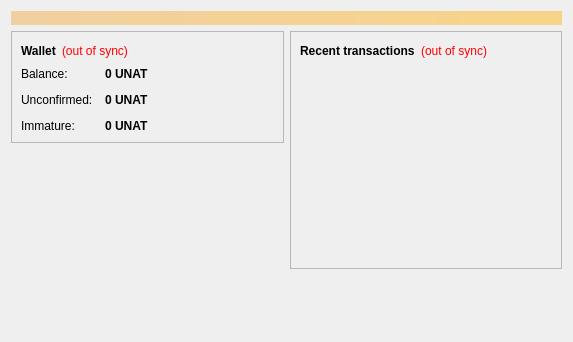
Unattainium/Unattainium-Fork, file Unattainium-master/src/qt/forms/overviewpage.ui: the form before one commit.
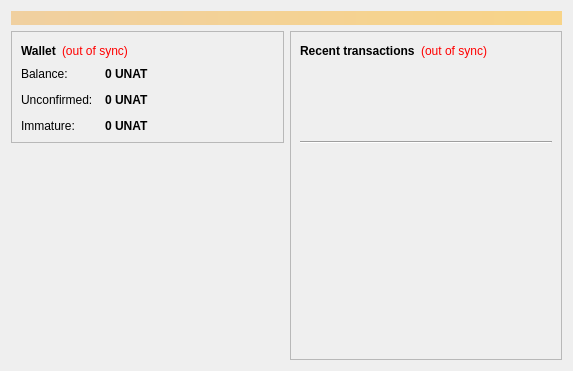
The form after the commit. Icons and pictures are not drawn. Custom widgets are drawn as their Qt base class.

```diff
--- a/Unattainium-master/src/qt/forms/overviewpage.ui
+++ b/Unattainium-master/src/qt/forms/overviewpage.ui
@@ -7,7 +7,7 @@
     <x>0</x>
     <y>0</y>
     <width>573</width>
-    <height>342</height>
+    <height>351</height>
    </rect>
   </property>
   <property name="windowTitle">
@@ -293,6 +293,23 @@
             </property>
            </widget>
           </item>
+          <item>
+           <widget class="Line" name="line">
+            <property name="orientation">
+             <enum>Qt::Horizontal</enum>
+            </property>
+           </widget>
+          </item>
+          <item>
+           <widget class="QCustomPlot" name="diffplot" native="true">
+            <property name="minimumSize">
+             <size>
+              <width>0</width>
+              <height>200</height>
+             </size>
+            </property>
+           </widget>
+          </item>
          </layout>
         </widget>
        </item>
@@ -315,6 +332,16 @@
    </item>
   </layout>
  </widget>
- <resources/>
+ <customwidgets>
+  <customwidget>
+   <class>QCustomPlot</class>
+   <extends>QWidget</extends>
+   <header>qcustomplot.h</header>
+   <container>1</container>
+  </customwidget>
+ </customwidgets>
+ <resources>
+  <include location="../bitcoin.qrc"/>
+ </resources>
  <connections/>
 </ui>
```
Lines whose indentation alone changed are shown as unchanged.
